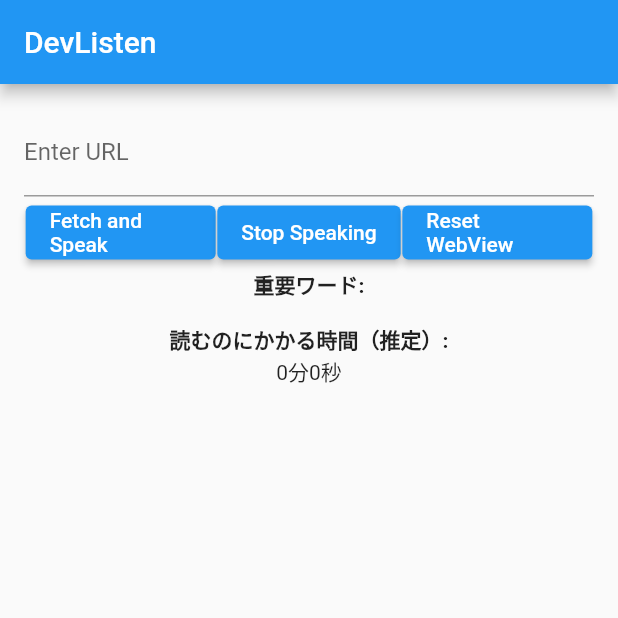
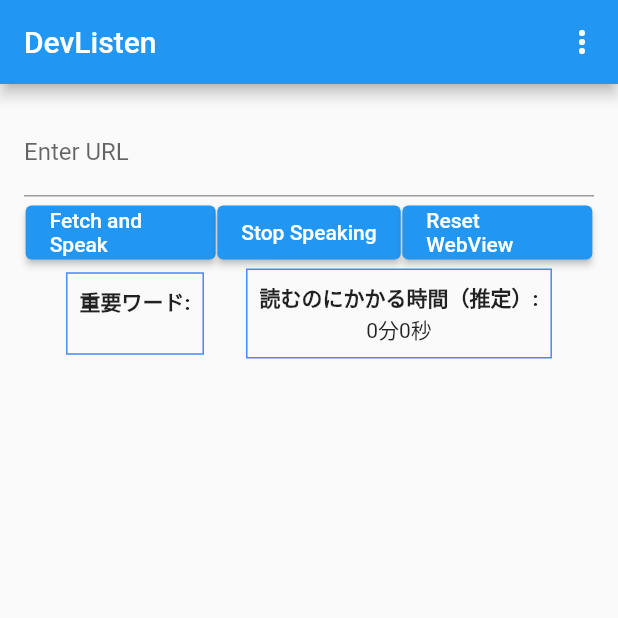
Before and after one commit to Kento210/DevListen, a Flutter app: the screen it shows after launch, on a phone screen of 412 x 824 dp, the top half of it. Run offline on Flutter 3.47's test engine with Material 2 defaults, Android fonts, the phone set to English and light mode, and no system bars; our stand-ins replace flutter_tts, webview_flutter.

Commit message:
重要ワードと読むのにかかる時間のスイッチを実装、UIを改善

```diff
--- a/lib/main.dart
+++ b/lib/main.dart
@@ -32,7 +32,7 @@
   List<MapEntry<String, int>> sortedWords = frequency.entries.toList()
     ..sort((a, b) => b.value.compareTo(a.value));
 
-  return sortedWords.sublist(0, min(10, sortedWords.length)).map((entry) => entry.key).toList();
+  return sortedWords.sublist(0, min(5, sortedWords.length)).map((entry) => entry.key).toList();
 }
 
 // 一分間に読める文字数（この数値は調整が必要かもしれません）
@@ -81,12 +81,50 @@
   String content = '';
   List<String> importantWords = [];
   WebViewController? _webViewController;
+  bool showImportantWords = true;  // このフラグで重要ワードの表示を制御
+  bool showReadingTime = true;     // このフラグで読むのにかかる時間の表示を制御
 
   @override
   Widget build(BuildContext context) {
     return Scaffold(
       appBar: AppBar(
         title: Text('DevListen'),
+        actions: [
+          PopupMenuButton(
+            itemBuilder: (context) => [
+              PopupMenuItem(
+                child: Row(
+                  children: [
+                    Text("Show Important Words"),
+                    Switch(
+                      value: showImportantWords,
+                      onChanged: (value) {
+                        setState(() {
+                          showImportantWords = value;
+                        });
+                      },
+                    ),
+                  ],
+                ),
+              ),
+              PopupMenuItem(
+                child: Row(
+                  children: [
+                    Text("Show Reading Time"),
+                    Switch(
+                      value: showReadingTime,
+                      onChanged: (value) {
+                        setState(() {
+                          showReadingTime = value;
+                        });
+                      },
+                    ),
+                  ],
+                ),
+              ),
+            ],
+          ),
+        ],
       ),
       body: Padding(
         padding: const EdgeInsets.all(16.0),
@@ -145,16 +183,43 @@
                 ),
               ],
             ),
+            Row(
+              mainAxisAlignment: MainAxisAlignment.spaceEvenly,
+              children: [
+                if (showImportantWords)  // このif文で表示を制御
+                Container(
+                  padding: EdgeInsets.all(8.0),
+                  decoration: BoxDecoration(
+                    border: Border.all(color: Colors.blueAccent),
+                  ),
+                  child: Column(
+                    children: [
                       Text(
                         '重要ワード:',
                         style: TextStyle(fontWeight: FontWeight.bold),
                       ),
                       Text(importantWords.join(', ')),
+                    ],
+                  ),
+                ),
+              if (showReadingTime)  // このif文で表示を制御
+                Container(
+                  padding: EdgeInsets.all(8.0),
+                  decoration: BoxDecoration(
+                    border: Border.all(color: Colors.blueAccent),
+                  ),
+                  child: Column(
+                    children: [
                       Text(
                         '読むのにかかる時間（推定）:',
                         style: TextStyle(fontWeight: FontWeight.bold),
                       ),
                       Text(calculateReadingTime(content)),
+                    ],
+                  ),
+                ),
+              ],
+            ),
             Expanded(
               child: url.isNotEmpty
                   ? WebView(
```
Lines whose indentation alone changed are shown as unchanged.
